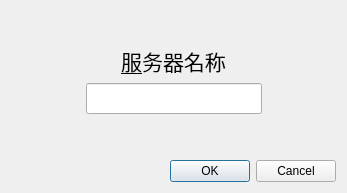
Before: the Qt Designer form icstartdialog.ui in hzzlzz/InteractiveCourse, drawn with Qt 5.
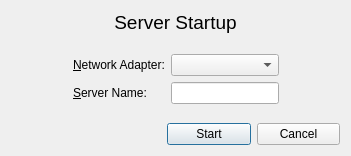
After: the same form once the commit is applied.

The edit to the form file:
```diff
--- a/icstartdialog.ui
+++ b/icstartdialog.ui
@@ -6,78 +6,107 @@
    <rect>
     <x>0</x>
     <y>0</y>
-    <width>347</width>
-    <height>193</height>
+    <width>351</width>
+    <height>156</height>
    </rect>
   </property>
   <property name="windowTitle">
    <string>新课堂</string>
   </property>
+  <layout class="QVBoxLayout" name="verticalLayout_3">
+   <item>
+    <widget class="QLabel" name="label_2">
+     <property name="font">
+      <font>
+       <pointsize>14</pointsize>
+      </font>
+     </property>
+     <property name="text">
+      <string>Server Startup</string>
+     </property>
+     <property name="alignment">
+      <set>Qt::AlignCenter</set>
+     </property>
+    </widget>
+   </item>
+   <item>
+    <spacer name="verticalSpacer_3">
+     <property name="orientation">
+      <enum>Qt::Vertical</enum>
+     </property>
+     <property name="sizeHint" stdset="0">
+      <size>
+       <width>20</width>
+       <height>10</height>
+      </size>
+     </property>
+    </spacer>
+   </item>
+   <item>
+    <layout class="QHBoxLayout" name="horizontalLayout_2">
+     <item>
+      <spacer name="horizontalSpacer">
+       <property name="orientation">
+        <enum>Qt::Horizontal</enum>
+       </property>
+       <property name="sizeHint" stdset="0">
+        <size>
+         <width>40</width>
+         <height>20</height>
+        </size>
+       </property>
+      </spacer>
+     </item>
+     <item>
   <layout class="QVBoxLayout" name="verticalLayout">
    <item>
-    <spacer name="verticalSpacer">
-     <property name="orientation">
-      <enum>Qt::Vertical</enum>
-     </property>
-     <property name="sizeHint" stdset="0">
-      <size>
-       <width>20</width>
-       <height>20</height>
-      </size>
-     </property>
-    </spacer>
+        <widget class="QLabel" name="ipLabel">
+         <property name="text">
+          <string>&amp;Network Adapter:</string>
+         </property>
+         <property name="buddy">
+          <cstring>ipComboBox</cstring>
+         </property>
+        </widget>
    </item>
    <item>
     <widget class="QLabel" name="sidLabel">
-     <property name="font">
-      <font>
-       <family>宋体</family>
-       <pointsize>16</pointsize>
-      </font>
-     </property>
      <property name="text">
-      <string>&amp;服务器名称</string>
+          <string>&amp;Server Name:</string>
      </property>
      <property name="alignment">
-      <set>Qt::AlignCenter</set>
+          <set>Qt::AlignLeading|Qt::AlignLeft|Qt::AlignVCenter</set>
      </property>
      <property name="buddy">
       <cstring>sidLineEdit</cstring>
      </property>
     </widget>
    </item>
+      </layout>
+     </item>
    <item>
-    <layout class="QHBoxLayout" name="horizontalLayout_2">
+      <layout class="QVBoxLayout" name="verticalLayout_2">
      <item>
-      <spacer name="horizontalSpacer_2">
-       <property name="orientation">
-        <enum>Qt::Horizontal</enum>
-       </property>
-       <property name="sizeHint" stdset="0">
-        <size>
-         <width>40</width>
-         <height>20</height>
-        </size>
-       </property>
-      </spacer>
+        <widget class="QComboBox" name="ipComboBox">
+         <property name="minimumContentsLength">
+          <number>0</number>
+         </property>
+        </widget>
      </item>
      <item>
       <widget class="QLineEdit" name="sidLineEdit">
-       <property name="font">
-        <font>
-         <pointsize>14</pointsize>
-        </font>
-       </property>
        <property name="maxLength">
         <number>20</number>
        </property>
        <property name="alignment">
-        <set>Qt::AlignCenter</set>
+          <set>Qt::AlignLeading|Qt::AlignLeft|Qt::AlignVCenter</set>
        </property>
       </widget>
      </item>
+      </layout>
+     </item>
      <item>
-      <spacer name="horizontalSpacer_3">
+      <spacer name="horizontalSpacer_2">
        <property name="orientation">
         <enum>Qt::Horizontal</enum>
        </property>
@@ -92,25 +121,25 @@
     </layout>
    </item>
    <item>
-    <spacer name="verticalSpacer_2">
+    <spacer name="verticalSpacer">
      <property name="orientation">
       <enum>Qt::Vertical</enum>
      </property>
      <property name="sizeHint" stdset="0">
       <size>
        <width>20</width>
-       <height>40</height>
+       <height>10</height>
       </size>
      </property>
     </spacer>
    </item>
    <item>
-    <layout class="QHBoxLayout" name="horizontalLayout" stretch="1,0">
+    <layout class="QHBoxLayout" name="horizontalLayout" stretch="0,0,0">
      <item>
       <widget class="QLabel" name="statusLabel">
        <property name="minimumSize">
         <size>
-         <width>50</width>
+         <width>150</width>
          <height>0</height>
         </size>
        </property>
@@ -120,21 +149,27 @@
       </widget>
      </item>
      <item>
-      <widget class="QDialogButtonBox" name="buttonBox">
-       <property name="minimumSize">
-        <size>
-         <width>50</width>
-         <height>0</height>
-        </size>
+      <widget class="QPushButton" name="okButton">
+       <property name="font">
+        <font>
+         <pointsize>9</pointsize>
+        </font>
        </property>
-       <property name="locale">
-        <locale language="English" country="UnitedStates"/>
+       <property name="text">
+        <string>Start</string>
        </property>
-       <property name="standardButtons">
-        <set>QDialogButtonBox::Cancel|QDialogButtonBox::Ok</set>
+       <property name="default">
+        <bool>true</bool>
        </property>
       </widget>
      </item>
+     <item>
+      <widget class="QPushButton" name="cancelButton">
+       <property name="text">
+        <string>Cancel</string>
+       </property>
+      </widget>
+     </item>
     </layout>
    </item>
   </layout>
```
Left out of the diff: 13 changed lines with no effect on the pictures. Lines whose indentation alone changed are shown as unchanged.
